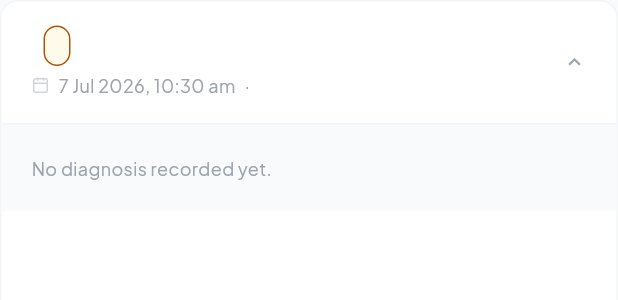
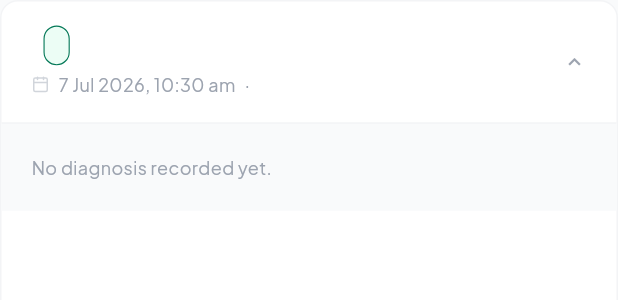
Before and after one commit to nimish-saxenaa/clinical-ai-app, a Flutter app: the DiagnosisCard widget shown alone on an empty page, opened directly with empty values, after a tap on an icon or button, on a phone screen of 412 x 824 dp. Shown: the top 300 px of the screen. Run offline on Flutter 3.47's test engine with Material 3 defaults, Android fonts, the phone set to English and light mode, and no system bars; our stand-ins replace flutter_secure_storage, google_fonts, lucide_icons_flutter, permission_handler; missing offline and left inert: record; accounts and stored records are empty.

Commit message:
Changes in Diagnosis Report

```diff
--- a/lib/Custom Widgets/diagnosis_card.dart
+++ b/lib/Custom Widgets/diagnosis_card.dart
@@ -123,16 +123,16 @@ class _DiagnosisCardState extends State<DiagnosisCard> {
                               Container(
                                 padding: EdgeInsets.symmetric(horizontal: 8, vertical: 2),
                                 decoration: BoxDecoration(
-                                  color: widget.status == "Diagnosed" ? AppColors.diagnosedLight : AppColors.progressLight,
-                                  borderRadius: BorderRadius.circular(12),
+                                  color: widget.status == "Diagnosed" ? AppColors.diagnosedLight : widget.status == "In Progress" ? AppColors.progressLight : AppColors.finalizedLight,
+                                  borderRadius: BorderRadius.circular(16),
                                   border: Border.all(
-                                    width: 1,
-                                    color: widget.status == "Diagnosed" ? AppColors.diagnosedPrimary : AppColors.progressPrimary,
+                                    width: 0.75,
+                                    color: widget.status == "Diagnosed" ? AppColors.diagnosedPrimary : widget.status == "In Progress" ? AppColors.progressPrimary : AppColors.finalizedPrimary,
                                 ),),
                                 child: Text(
                                   widget.status,
                                   style: Theme.of(context).textTheme.bodyLarge?.copyWith(
-                                    color: widget.status == "Diagnosed" ? AppColors.diagnosedPrimary : AppColors.progressPrimary,
+                                    color: widget.status == "Diagnosed" ? AppColors.diagnosedPrimary : widget.status == "In Progress" ? AppColors.progressPrimary : AppColors.finalizedPrimary,
                                   ),
                                 ),
                               ),
@@ -186,20 +186,21 @@ class _DiagnosisCardState extends State<DiagnosisCard> {
               ),
             ),
           ),
-          AnimatedCrossFade(
-            firstChild: const SizedBox(width: double.infinity, height: 0),
-            secondChild: _ExpandedBody(
-              redFlags: widget.redFlags,
-              diagnoses: widget.diagnoses,
-              workup: widget.workup,
-              subjective: widget.subjective,
-              objective: widget.objective, show: widget.show,
+          if(_expanded && widget.show) _ExpandedBody(
+            redFlags: widget.redFlags,
+            diagnoses: widget.diagnoses,
+            workup: widget.workup,
+            subjective: widget.subjective,
+            objective: widget.objective, show: widget.show,
+          ),
+          if(_expanded && !widget.show) Container(
+            width: double.infinity,
+            decoration: const BoxDecoration(
+              color: Color(0xFFF9FAFB), // gray-50/60 approximation
+              border: Border(top: BorderSide(color: Color(0xFFF3F4F6))),
             ),
-            crossFadeState: _expanded
-                ? CrossFadeState.showSecond
-                : CrossFadeState.showFirst,
-            duration: const Duration(milliseconds: 0),
-            sizeCurve: Curves.ease,
+            padding: const EdgeInsets.all(20.0),
+            child: Text("No diagnosis recorded yet.", style: Theme.of(context).textTheme.bodyMedium,),
           ),
         ],
       ),
@@ -207,6 +208,9 @@ class _DiagnosisCardState extends State<DiagnosisCard> {
   }
 }
 
+/*
+
+ */
 /// ---------- Expanded body ----------
 
 class _ExpandedBody extends StatelessWidget {
@@ -226,14 +230,14 @@ class _ExpandedBody extends StatelessWidget {
 
   @override
   Widget build(BuildContext context) {
-    return Container(
+    return  Container(
       width: double.infinity,
       decoration: const BoxDecoration(
         color: Color(0xFFF9FAFB), // gray-50/60 approximation
         border: Border(top: BorderSide(color: Color(0xFFF3F4F6))),
       ),
       padding: const EdgeInsets.symmetric(horizontal: 20, vertical: 20),
-      child: show? Column(
+      child:  Column(
         crossAxisAlignment: CrossAxisAlignment.start,
         children: [
           _SectionLabel('Diagnosis'),
@@ -273,8 +277,8 @@ class _ExpandedBody extends StatelessWidget {
           const SizedBox(height: 20),
           _SoapSection(letter: 'O', title: 'Objective', fields: objective),
         ],
-      ) : Text("No diagnosis recorded yet.", style: Theme.of(context).textTheme.bodyMedium,),
-    );
+      ),
+    ) ;
   }
 }
 
@@ -455,16 +459,16 @@ class _SoapSection extends StatelessWidget {
                         const SizedBox(width: 12),
                         Expanded(
                           child: Text(
-                            (f.value == null || f.value!.isEmpty)
+                            (f.value == null )
                                 ? 'Not recorded'
                                 : f.value!,
                             style: TextStyle(
-                              color: (f.value == null || f.value!.isEmpty)
+                              color: (f.value == null )
                                   ? const Color(0xFFD1D5DB)
                                   : const Color(0xFF374151),
                               fontSize: 12,
                               height: 1.5,
-                              fontStyle: (f.value == null || f.value!.isEmpty)
+                              fontStyle: (f.value == null )
                                   ? FontStyle.italic
                                   : FontStyle.normal,
                             ),
--- a/lib/Screens/create_account_screen.dart
+++ b/lib/Screens/create_account_screen.dart
@@ -16,6 +16,7 @@ import 'package:provider/provider.dart';
 
 class CreateAccountScreen extends StatelessWidget {
   CreateAccountScreen({super.key});
+  static const routeName = "/create-account";
   final TextEditingController nameController = TextEditingController();
   final TextEditingController emailController = TextEditingController();
   final TextEditingController passwordController = TextEditingController();
--- a/lib/Screens/home_screen.dart
+++ b/lib/Screens/home_screen.dart
@@ -13,6 +13,8 @@ import '../functions.dart';
 
 class HomeScreen extends StatelessWidget {
   const HomeScreen({super.key,});
+
+  static const routeName = "/home";
 
   @override
   Widget build(BuildContext context) {
--- a/lib/Screens/login_screen.dart
+++ b/lib/Screens/login_screen.dart
@@ -16,6 +16,7 @@ import '../colors.dart';
 
 class LoginScreen extends StatelessWidget {
   LoginScreen({super.key});
+  static const routeName = "/login";
   final TextEditingController emailController = TextEditingController();
   final TextEditingController passwordController = TextEditingController();
 
--- a/lib/Screens/new_consultation_screen.dart
+++ b/lib/Screens/new_consultation_screen.dart
@@ -65,6 +65,8 @@ class NewConsultationScreen extends StatefulWidget {
   final String patientGender;
   final void Function(ConsultationType type, String complaint, String language)?
   onBegin;
+
+  static const routeName = "/new-consultation";
 
   const NewConsultationScreen({
     super.key,
--- a/lib/Screens/welcome_screen.dart
+++ b/lib/Screens/welcome_screen.dart
@@ -6,6 +6,7 @@ import '../Custom Widgets/logo_text.dart';
 
 class WelcomeScreen extends StatelessWidget {
   const WelcomeScreen({super.key});
+  static const routeName = "/welcome";
 
   @override
   Widget build(BuildContext context) {
--- a/lib/Services/patient_service.dart
+++ b/lib/Services/patient_service.dart
@@ -1,4 +1,5 @@
 import 'dart:convert';
+import 'package:clinical_ai_app/Services/navigation_service.dart';
 import 'package:http/http.dart' as http;
 import '../Models/patient_list_model.dart';
 import '../Models/patient_model.dart';
@@ -28,6 +29,7 @@ Future<Patient> createPatient({
       "phone": ?phone,
     }),
   );
+  if(response.statusCode != 401) logout();
   return Patient.fromJson(jsonDecode(response.body));
 }
 
@@ -38,6 +40,7 @@ Future<PatientListProvider> listPatients() async {
     url,
     headers: {"Authorization": "Bearer $token"},
   );
+  if(response.statusCode != 401) logout();
   return PatientListProvider.fromJson(jsonDecode(response.body));
 }
 
@@ -48,6 +51,7 @@ Future<Patient> getPatient({required String patientId}) async {
     url,
     headers: {"Authorization": "Bearer $token"},
   );
+  if(response.statusCode != 401) logout();
   return Patient.fromJson(jsonDecode(response.body));
 }
 
@@ -60,6 +64,7 @@ Future<PatientHistoryResponse> getPatientHistory({
     url,
     headers: {"Authorization": "Bearer $token"},
   );
+  if(response.statusCode != 401) logout();
   return PatientHistoryResponse.fromJson(jsonDecode(response.body));
 }
 
@@ -85,5 +90,6 @@ Future<Patient> updatePatient({
       "phone": ?phone,
     }),
   );
+  if(response.statusCode != 401) logout();
   return Patient.fromJson(jsonDecode(response.body));
 }
--- a/lib/colors.dart
+++ b/lib/colors.dart
@@ -22,4 +22,6 @@ class AppColors {
   static const diagnosedLight = Color(0xFFf5f3ff);
   static const progressPrimary = Color(0xFFb45309);
   static const progressLight = Color(0xFFfffbeb);
+  static const finalizedPrimary = Color(0xFF047857);
+  static const finalizedLight = Color(0xFFecfdf5);
 }
--- a/lib/functions.dart
+++ b/lib/functions.dart
@@ -32,7 +32,7 @@ String getSpecialtyName(String specialty) {
   switch (specialty) {
     case "general_medicine":
       return "General Medicine";
-    case "genecology":
+    case "gynecology":
       return "Women's Health";
     case "psychotherapy":
       return "Mental Health";
@@ -45,6 +45,7 @@ String getDiagnosisStatus(String status) {
   const statuses = {
     "diagnosis": "Diagnosed",
     "questionnaire": "In Progress",
+    "finalized": "Finalized",
   };
 
   return statuses[status] ?? status;
```
Also changed, not shown: lib/Screens/patient_data_screen.dart (+109 -46 lines), lib/Services/navigation_service.dart (added, +12 -0 lines), lib/main.dart (+10 -1 lines).
